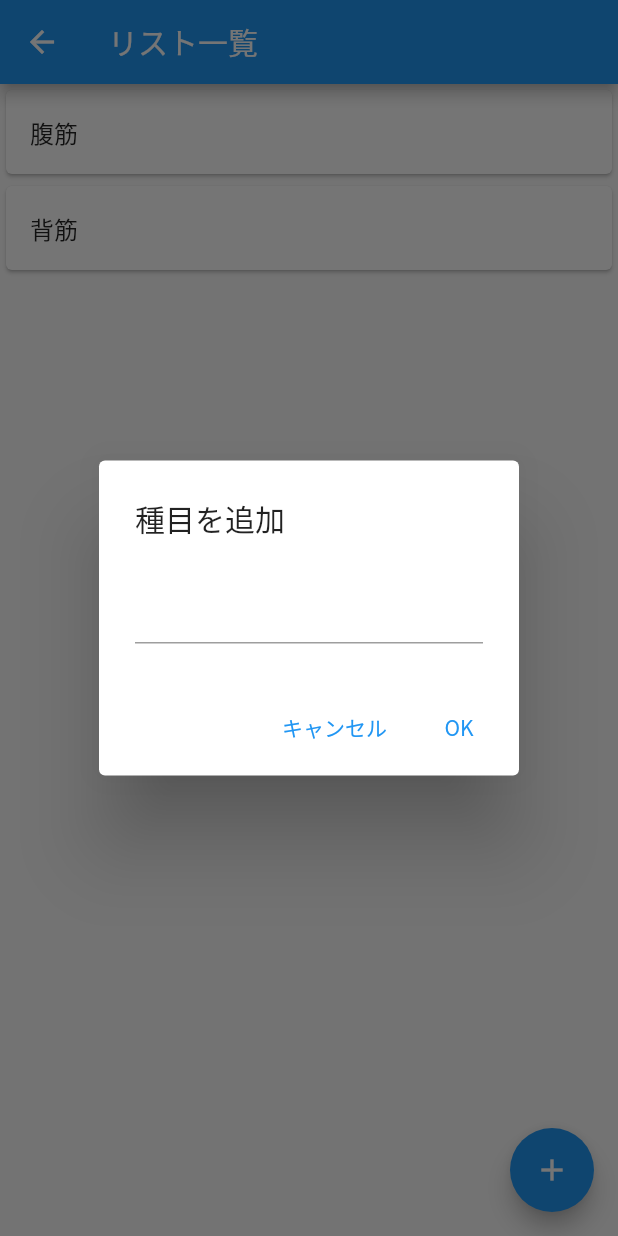
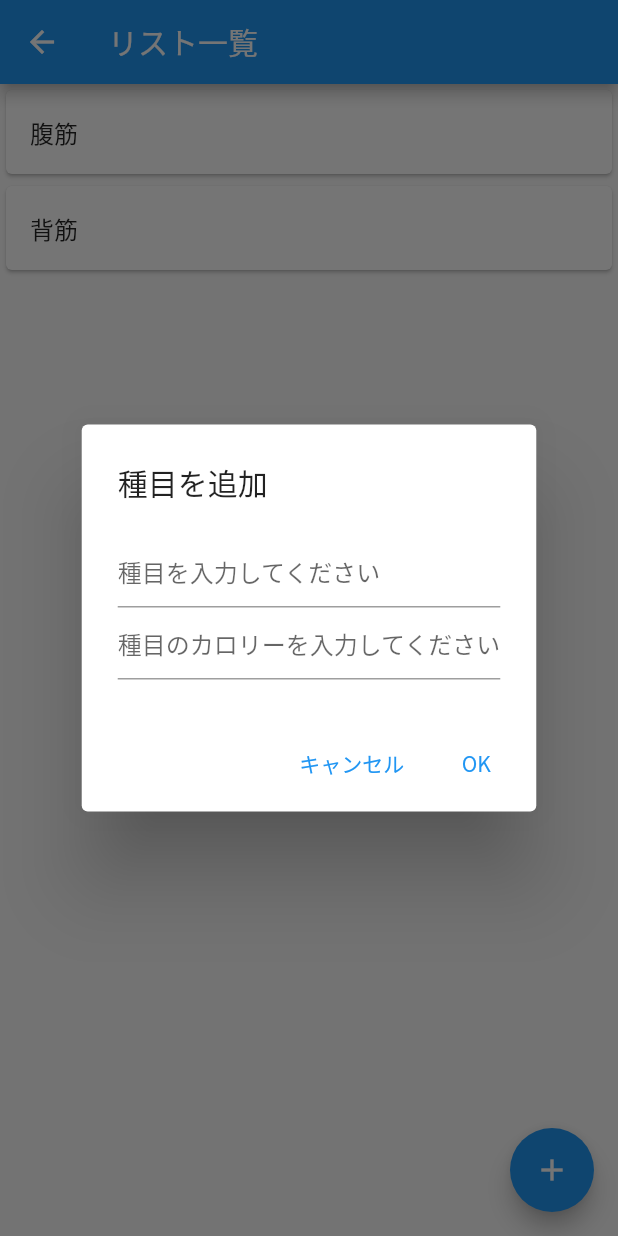
Before and after one commit to n-takuma/heltra, a Flutter app: the TodoListPage screen opened directly, after a tap on the "add" icon, on a phone screen of 412 x 824 dp. Run offline on Flutter 3.47's test engine with Material 2 defaults, Android fonts, the phone set to English and light mode, and no system bars; missing offline and left inert: dart:html, dart:js.

```diff
--- a/lib/setting.dart
+++ b/lib/setting.dart
@@ -226,10 +226,12 @@ class TodoListPage extends StatefulWidget {
 class _TodoListPageState extends State<TodoListPage> {
   // Todoリストのデータ
   List<String> todoList = ['腹筋','背筋'];
+  List<int> calorie = [20, 30];
 
   @override
   Widget build(BuildContext context) {
-    String input = "";
+    String input_todo = "";
+    int input_calorie = 0;
     return Scaffold(
       // AppBarを表示し、タイトルも設定
       appBar: AppBar(
@@ -252,12 +254,30 @@ class _TodoListPageState extends State<TodoListPage> {
             context: context,
             builder: (BuildContext context) => AlertDialog(
               title: Text('種目を追加'),
-              content: TextField(
-                onChanged: (value) {
-                  setState(() {
-                    input = value;
-                  });
-                },
+              content: Column(
+                mainAxisSize: MainAxisSize.min,
+                children: [
+                  TextField(
+                    decoration: InputDecoration(
+                      hintText: '種目を入力してください',
+                    ),
+                    onChanged: (value) {
+                      setState(() {
+                        input_todo = value;
+                      });
+                    },
+                  ),
+                  TextField(
+                    decoration: InputDecoration(
+                      hintText: '種目のカロリーを入力してください',
+                    ),
+                    onChanged: (value) {
+                      setState(() {
+                        input_calorie = int.parse(value);
+                      });
+                    },
+                  )
+                ],
               ),
               actions: [
                 TextButton(
@@ -269,7 +289,8 @@ class _TodoListPageState extends State<TodoListPage> {
                 TextButton(
                   onPressed: () {
                     setState(() {
-                      todoList.add(input);
+                      todoList.add(input_todo);
+                      calorie.add(input_calorie);
                     });
                     Navigator.pop(context);
                   },
```
Also changed, not shown: lib/previous-data.dart (+1 -16 lines), lib/toppage.dart (+67 -18 lines).
